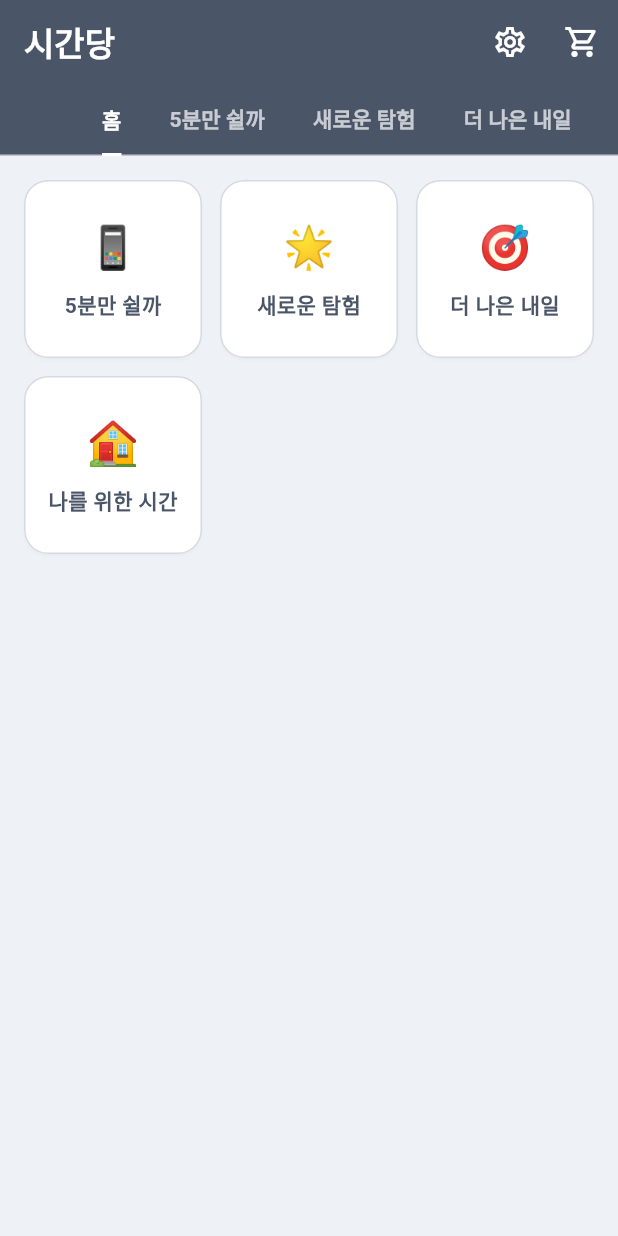
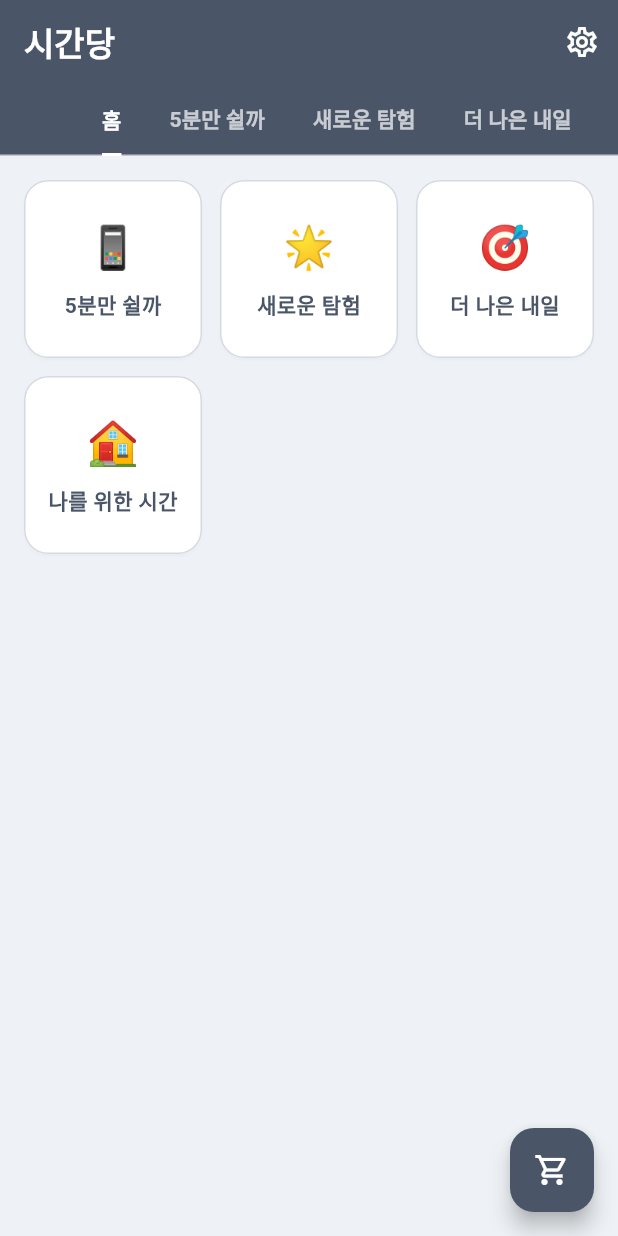
Before and after one commit to helloheesu/dart-practice, a Flutter app: the screen it shows after launch, on a phone screen of 412 x 824 dp. Run offline on Flutter 3.47's test engine with Material 3 defaults, Android fonts, the light colour scheme and no system bars; missing offline and left inert: alarm; statements that could not run were skipped.

Commit message:
장바구니를 헤더에서 FAB로 이동

```diff
--- a/last_minutes/lib/core/utils/format.dart
+++ b/last_minutes/lib/core/utils/format.dart
@@ -5,3 +5,13 @@ String formatMinutes(int minutes) {
   if (remain == 0) return '${hours}시간';
   return '${hours}시간 ${remain}분';
 }
+
+/// Shorter representation for badges: `N분` or `N.M시간`
+String formatMinutesShort(int minutes) {
+  if (minutes <= 0) return '0분';
+  if (minutes < 60) return '${minutes}분';
+  final hour = minutes / 60.0;
+  final hasDecimal = minutes % 60 != 0;
+  final text = hasDecimal ? hour.toStringAsFixed(1) : hour.toStringAsFixed(0);
+  return '${text}시간';
+}
--- a/last_minutes/lib/ui/pages/cart/cart_page.dart
+++ b/last_minutes/lib/ui/pages/cart/cart_page.dart
@@ -103,6 +103,10 @@ class CartPage extends StatelessWidget {
                             ),
                           );
                           store.clear();
+                          if (context.mounted &&
+                              Navigator.of(context).canPop()) {
+                            Navigator.of(context).pop();
+                          }
                         },
                       ),
                     ),
--- a/last_minutes/lib/ui/pages/products/product_list_page.dart
+++ b/last_minutes/lib/ui/pages/products/product_list_page.dart
@@ -5,6 +5,9 @@ import '../../../data/repository/product_repository_mock.dart';
 import '../../widgets/products/product_card.dart';
 import '../admin/admin_page.dart';
 import '../cart/cart_page.dart';
+import '../../../data/repository/cart_store.dart';
+import '../../../core/utils/format.dart';
+import '../../../core/theme/app_theme.dart';
 
 class ProductListPage extends StatefulWidget {
   const ProductListPage({super.key});
@@ -25,13 +28,12 @@ class _ProductListPageState extends State<ProductListPage>
     final crossAxisCount = width < 380
         ? 1
         : (width < 600 ? 2 : (width < 1024 ? 3 : 4));
-    // Make cards taller on smaller screens to avoid text overflow
-    // Make cards tall enough for title(2) + subtitle(1) + price row
+    // card aspect ratio tuning for grid
     final aspectRatio = switch (crossAxisCount) {
       1 => 0.90,
       2 => 0.78,
       3 => 0.90,
-      _ => 0.95, // 4+ columns: slightly taller than square
+      _ => 0.95,
     };
 
     return DefaultTabController(
@@ -40,20 +42,12 @@ class _ProductListPageState extends State<ProductListPage>
         appBar: AppBar(
           title: const Text(AppStrings.appName),
           actions: [
-          IconButton(
-            icon: const Icon(Icons.settings_outlined),
-            onPressed: () {
-              Navigator.of(
-                context,
-              ).push(MaterialPageRoute(builder: (_) => const AdminPage()));
-            },
-          ),
             IconButton(
-              icon: const Icon(Icons.shopping_cart_outlined),
+              icon: const Icon(Icons.settings_outlined),
               onPressed: () {
                 Navigator.of(
                   context,
-                ).push(MaterialPageRoute(builder: (_) => const CartPage()));
+                ).push(MaterialPageRoute(builder: (_) => const AdminPage()));
               },
             ),
           ],
@@ -80,6 +74,7 @@ class _ProductListPageState extends State<ProductListPage>
               ),
           ],
         ),
+        floatingActionButton: _CartFab(),
       ),
     );
   }
@@ -152,3 +147,60 @@ class _HomeTab extends StatelessWidget {
     );
   }
 }
+
+class _CartFab extends StatefulWidget {
+  @override
+  State<_CartFab> createState() => _CartFabState();
+}
+
+class _CartFabState extends State<_CartFab> {
+  @override
+  Widget build(BuildContext context) {
+    final store = CartStore.instance;
+    return AnimatedBuilder(
+      animation: store,
+      builder: (context, _) {
+        final total = store.totalMinutes;
+        return Stack(
+          clipBehavior: Clip.none,
+          children: [
+            FloatingActionButton(
+              backgroundColor: AppColors.chipSelectedBg,
+              foregroundColor: Colors.white,
+              onPressed: () {
+                Navigator.of(
+                  context,
+                ).push(MaterialPageRoute(builder: (_) => const CartPage()));
+              },
+              child: const Icon(Icons.shopping_cart_outlined),
+            ),
+            if (total > 0)
+              Positioned(
+                right: -4,
+                top: -8,
+                child: Container(
+                  padding: const EdgeInsets.symmetric(
+                    horizontal: 8,
+                    vertical: 4,
+                  ),
+                  decoration: BoxDecoration(
+                    color: AppColors.chipSelectedBg,
+                    borderRadius: BorderRadius.circular(999),
+                    border: Border.all(color: Colors.white, width: 2),
+                  ),
+                  child: Text(
+                    formatMinutesShort(total),
+                    style: const TextStyle(
+                      color: Colors.white,
+                      fontSize: 11,
+                      fontWeight: FontWeight.w700,
+                    ),
+                  ),
+                ),
+              ),
+          ],
+        );
+      },
+    );
+  }
+}
```
